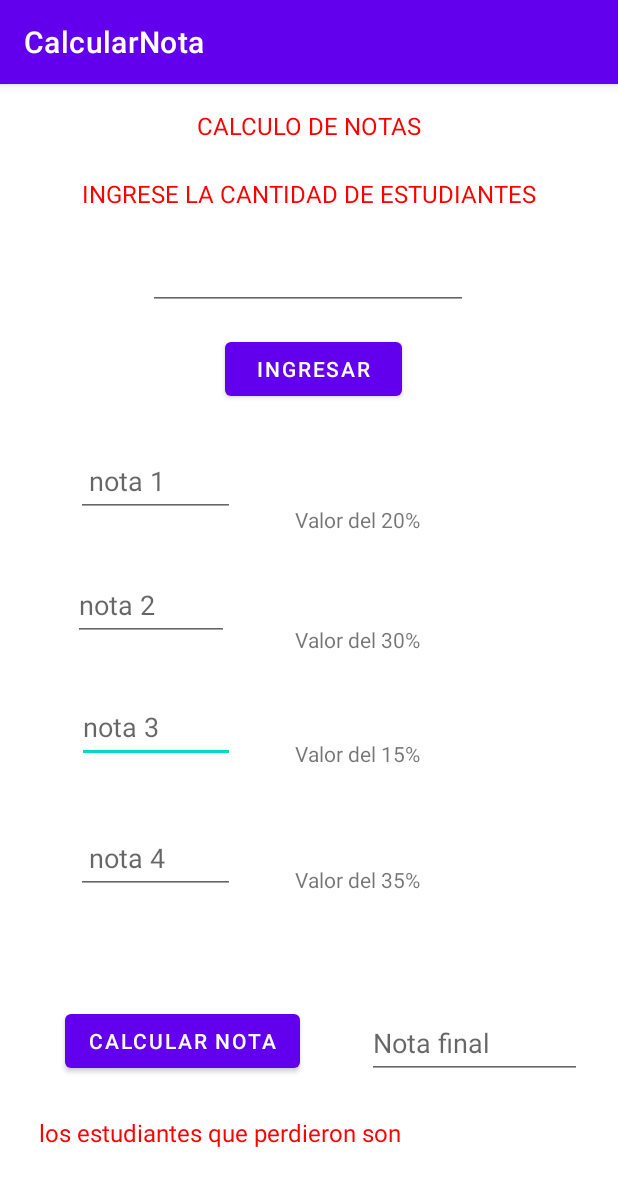
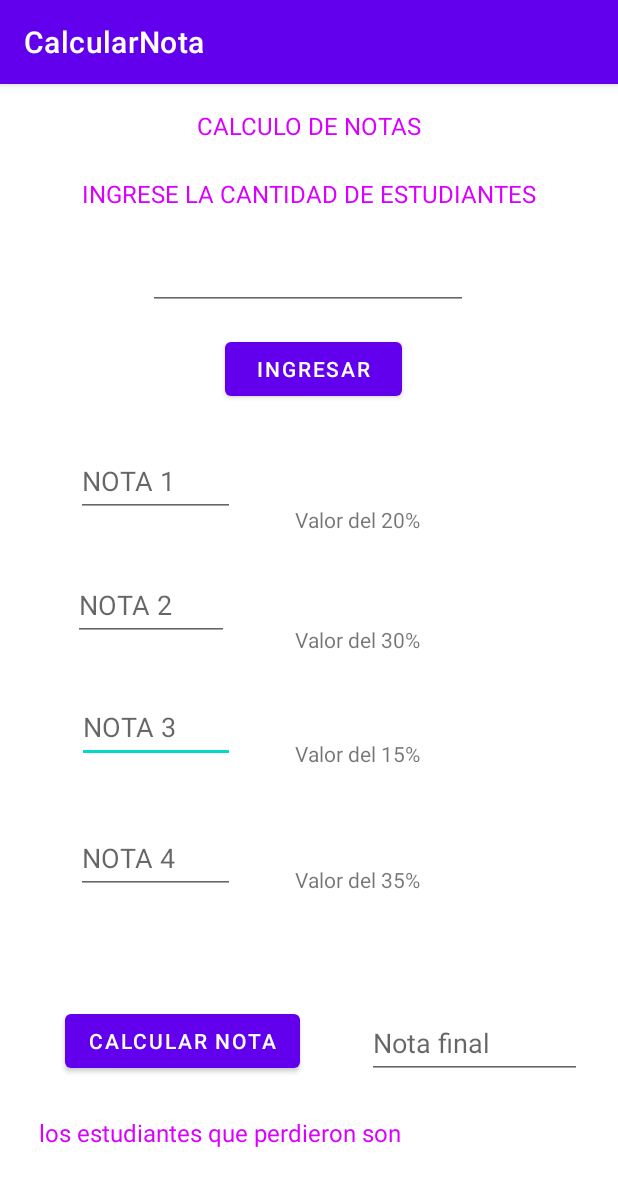
Before and after one commit to Juanrra229/CalcularNota, an Android app: the screen it shows after launch (MainActivity), on a phone screen of 412 x 824 dp. Shown: the top 1186 px of the screen. Run offline under Robolectric (Android 15) with nearby library versions, the phone set to English and light mode, and no system bars.

Commit message:
Update activity_main.xml
Se realizan cambios de colores a los textview y tamaño de letra

```diff
--- a/app/src/main/res/layout/activity_main.xml
+++ b/app/src/main/res/layout/activity_main.xml
@@ -11,7 +11,7 @@
         android:layout_width="wrap_content"
         android:layout_height="wrap_content"
         android:text="los estudiantes que perdieron son"
-        android:textColor="#FF0000"
+        android:textColor="#DA00FF"
         android:textSize="16sp"
         app:layout_constraintBottom_toBottomOf="parent"
         app:layout_constraintHorizontal_bias="0.152"
@@ -27,7 +27,7 @@
         android:layout_marginLeft="44dp"
         android:layout_marginEnd="40dp"
         android:ems="10"
-        android:hint="nota 3"
+        android:hint="NOTA 3"
         android:inputType="textPersonName"
         app:layout_constraintBottom_toBottomOf="parent"
         app:layout_constraintEnd_toStartOf="@+id/Id15"
@@ -43,7 +43,7 @@
         android:layout_marginLeft="44dp"
         android:layout_marginEnd="40dp"
         android:ems="10"
-        android:hint=" nota 4"
+        android:hint="NOTA 4"
         android:inputType="textPersonName"
         app:layout_constraintBottom_toBottomOf="parent"
         app:layout_constraintEnd_toStartOf="@+id/Id35"
@@ -58,7 +58,7 @@
         android:layout_marginLeft="48dp"
         android:layout_marginEnd="44dp"
         android:ems="10"
-        android:hint="nota 2"
+        android:hint="NOTA 2"
         android:inputType="textPersonName"
         app:layout_constraintBottom_toBottomOf="parent"
         app:layout_constraintEnd_toStartOf="@+id/Id30"
@@ -71,7 +71,7 @@
         android:layout_width="wrap_content"
         android:layout_height="wrap_content"
         android:text="INGRESE LA CANTIDAD DE ESTUDIANTES"
-        android:textColor="#FF0000"
+        android:textColor="#DA00FF"
         android:textSize="16sp"
         app:layout_constraintBottom_toBottomOf="parent"
         app:layout_constraintLeft_toLeftOf="parent"
@@ -85,7 +85,7 @@
         android:layout_width="wrap_content"
         android:layout_height="wrap_content"
         android:text="CALCULO DE NOTAS"
-        android:textColor="#FF0000"
+        android:textColor="#DA00FF"
         android:textSize="16sp"
         app:layout_constraintBottom_toBottomOf="parent"
         app:layout_constraintLeft_toLeftOf="parent"
@@ -100,7 +100,7 @@
         android:layout_marginLeft="44dp"
         android:layout_marginEnd="40dp"
         android:ems="10"
-        android:hint=" nota 1"
+        android:hint="NOTA 1"
         android:inputType="textPersonName"
         app:layout_constraintBottom_toBottomOf="parent"
         app:layout_constraintEnd_toStartOf="@+id/Id20"
```
